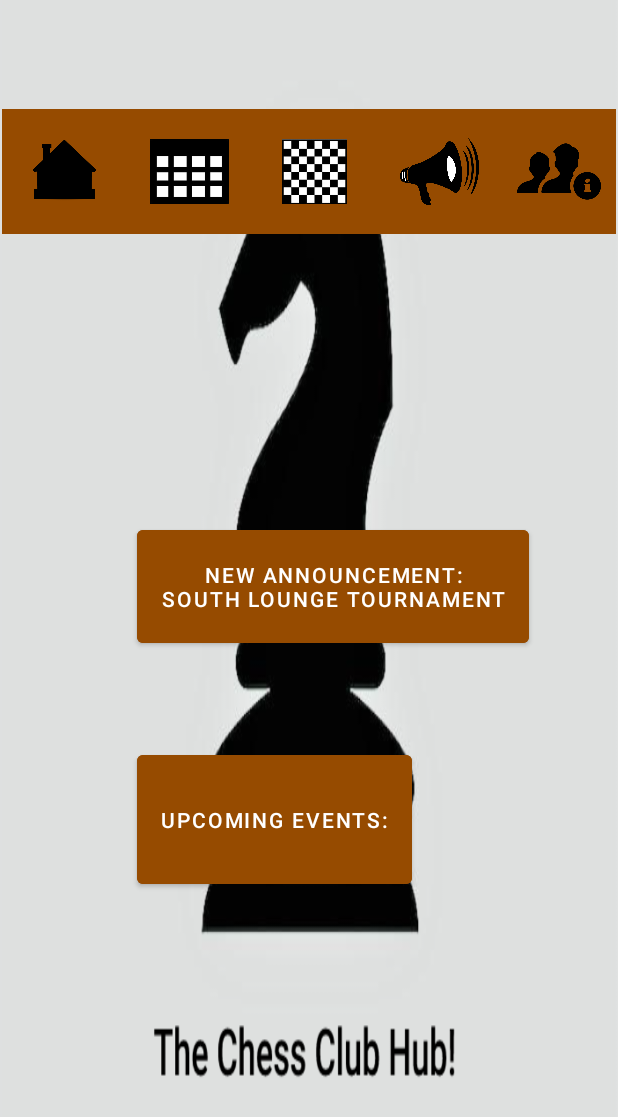
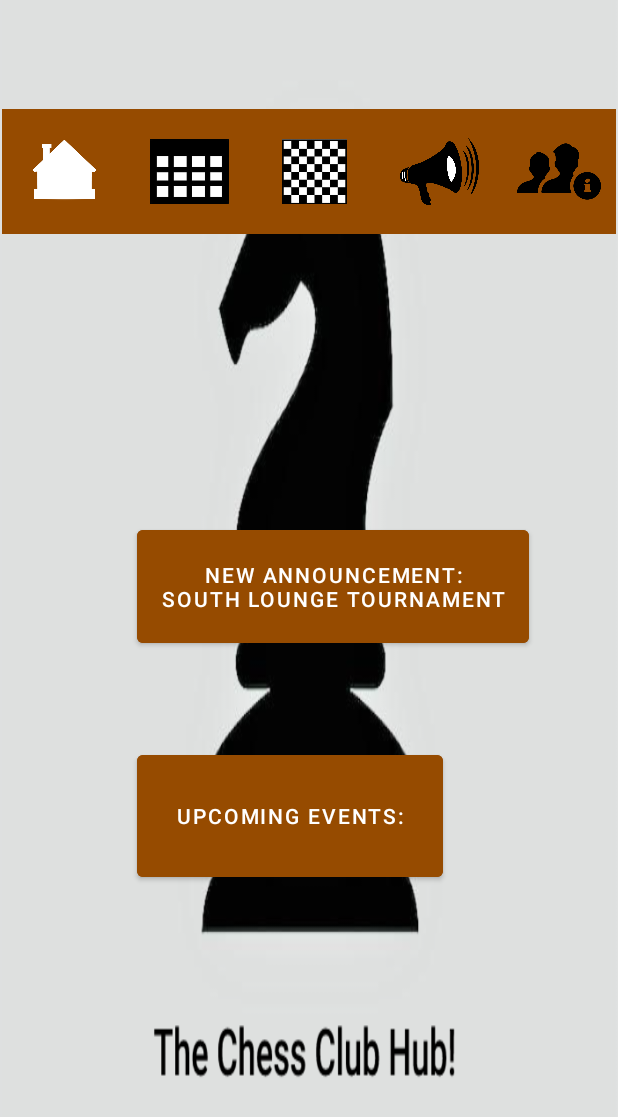
Before and after one commit to ojhscottsmith/Chess_Club_Hub, an Android app: the screen it shows after launch (MainActivity), on a phone screen of 412 x 824 dp. Shown: the top 1117 px of the screen. Run offline under Robolectric (Android 15) with nearby library versions, the phone set to English and light mode, and no system bars.

Commit message:
Displaying negative icon in view, when on an Activity

```diff
--- a/app/src/main/res/layout/activity_announcements.xml
+++ b/app/src/main/res/layout/activity_announcements.xml
@@ -53,7 +53,7 @@
             android:contentDescription="Announcement page"
             android:padding="15dp"
             android:scaleType="fitCenter"
-            android:src="@drawable/announcements"
+            android:src="@drawable/negative_announcements"
             app:layout_constraintEnd_toEndOf="parent"
             app:layout_constraintTop_toTopOf="parent" />
 
--- a/app/src/main/res/layout/activity_main.xml
+++ b/app/src/main/res/layout/activity_main.xml
@@ -19,18 +19,18 @@
 
             <ImageButton
                 android:id="@+id/home_page"
-                android:contentDescription="Home page"
                 android:layout_width="83dp"
                 android:layout_height="83dp"
                 android:layout_marginStart="0dp"
                 android:layout_marginTop="25dp"
                 android:layout_marginEnd="0dp"
                 android:layout_marginBottom="0dp"
+                android:adjustViewBounds="true"
                 android:background="@color/brown"
-                android:src="@drawable/ic_home"
-                android:adjustViewBounds="true"
+                android:contentDescription="Home page"
                 android:padding="3dp"
                 android:scaleType="fitCenter"
+                android:src="@drawable/negative_home"
                 app:layout_constraintTop_toTopOf="parent" />
 
             <ImageButton
@@ -135,11 +135,11 @@
 
             <Button
                 android:id="@+id/eventsBrief"
-                android:layout_width="wrap_content"
-                android:layout_height="98dp"
-                android:text="@string/home_page_event_title"
+                android:layout_width="204dp"
+                android:layout_height="93dp"
+                android:layout_marginLeft="90dp"
+                android:layout_marginTop="450dp"
                 android:backgroundTint="@color/brown"
-                android:layout_marginTop="450dp"
-                android:layout_marginLeft="90dp"/>
+                android:text="@string/home_page_event_title" />
         </RelativeLayout>
 </androidx.constraintlayout.widget.ConstraintLayout>
```
